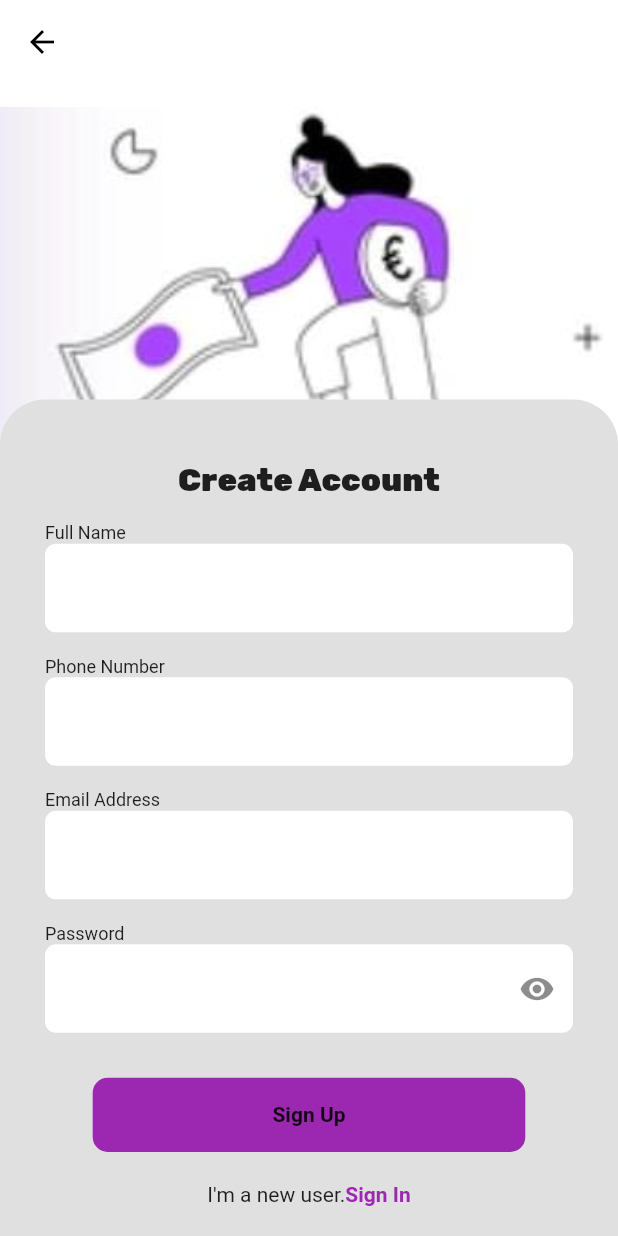
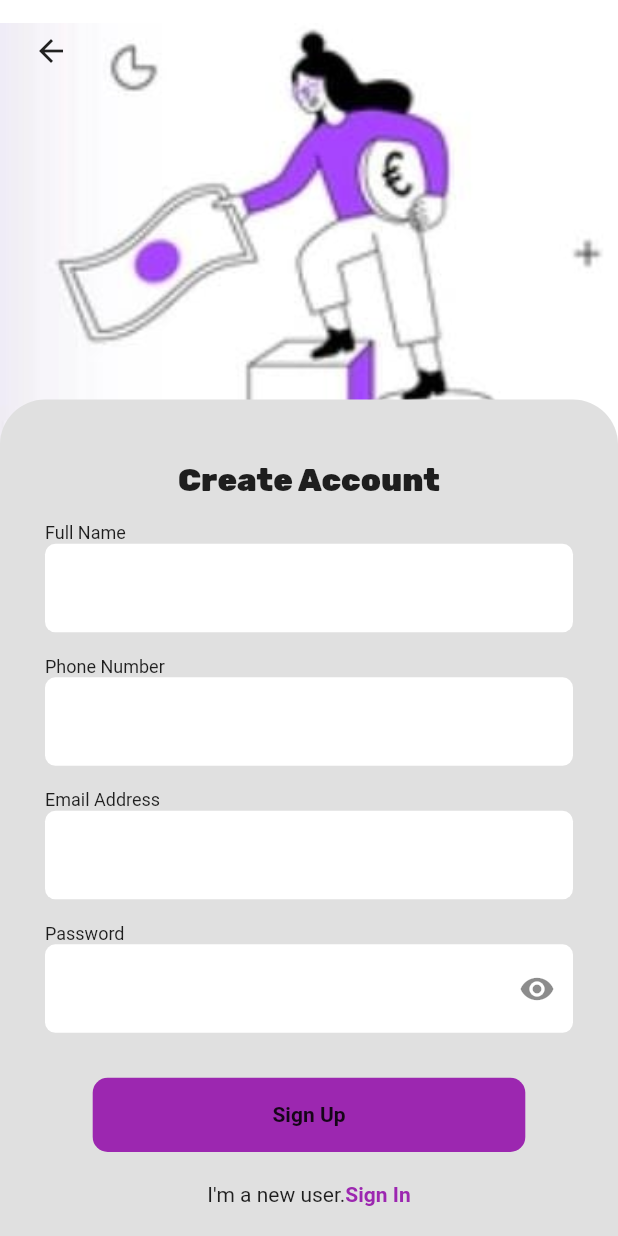
Before and after one commit to Aswinrajkp/syoft_test_UI, a Flutter app: the LoginPage screen opened directly, on a phone screen of 412 x 824 dp. Run offline on Flutter 3.47's test engine with Material 2 defaults, Android fonts, the phone set to English and light mode, and no system bars; our stand-ins replace dio, get, google_fonts, introduction_screen.

Commit message:
last one

```diff
--- a/lib/view/register_page/login_page.dart
+++ b/lib/view/register_page/login_page.dart
@@ -15,21 +15,11 @@ class LoginPage extends StatelessWidget {
       child: Scaffold(
         // resizeToAvoidBottomInset: false,
         backgroundColor: Colors.white,
-        appBar: AppBar(
-          backgroundColor: Colors.white,
-          elevation: 0,
-          leading: IconButton(
-              onPressed: () {
-                Navigator.pop(context);
-              },
-              icon: Icon(
-                Icons.arrow_back,
-                color: Colors.black,
-              )),
-        ),
+
         body: Stack(
           alignment: Alignment.center,
           children: [
+
             Align(
               alignment: Alignment.topCenter,
               child: Container(
@@ -52,39 +42,15 @@ class LoginPage extends StatelessWidget {
                       )),
               ),
             ),
-            // Positioned(
-            //     bottom: 0,
-            //     child: Container(
-            //         child: Padding(
-            //             padding: const EdgeInsets.all(16.0),
-            //             child: Obx(() => Row(
-            //                   mainAxisAlignment: MainAxisAlignment.center,
-            //                   children: [
-            //                     Text("I'm a new user."),
-            //                     loginController.signIn.value
-            //                         ? InkWell(
-            //                             onTap: () {
-            //                               loginController.signIn.value =
-            //                                   false;
-            //                             },
-            //                             child: Text(
-            //                               "Sign Up",
-            //                               style: TextStyle(
-            //                                   color: Colors.purple,
-            //                                   fontWeight: FontWeight.w600),
-            //                             ))
-            //                         : InkWell(
-            //                             onTap: () {
-            //                               loginController.signIn.value = true;
-            //                             },
-            //                             child: Text(
-            //                               "Sign In",
-            //                               style: TextStyle(
-            //                                   color: Colors.purple,
-            //                                   fontWeight: FontWeight.w600),
-            //                             ))
-            //                   ],
-            //                 )))))
+            Positioned(
+                top: 10,
+                left: 10,
+                child: IconButton(
+                    onPressed: () {
+                      Navigator.pop(context);
+                    },
+                    icon: Icon(Icons.arrow_back))),
+
           ],
         ),
       ),
```
